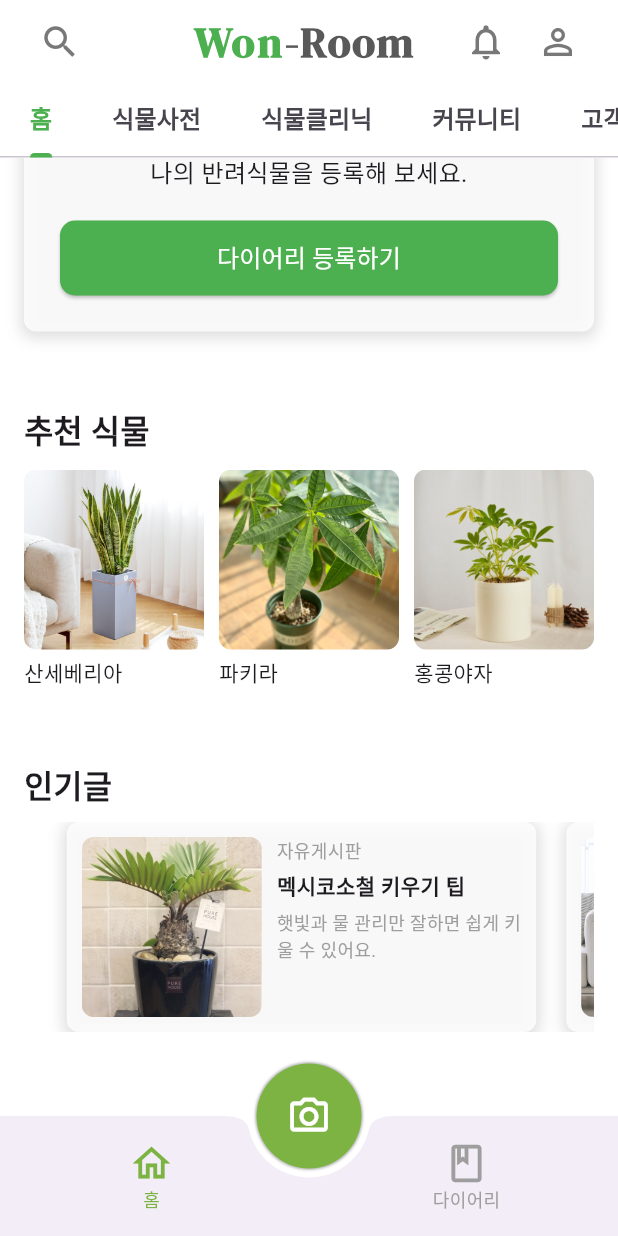
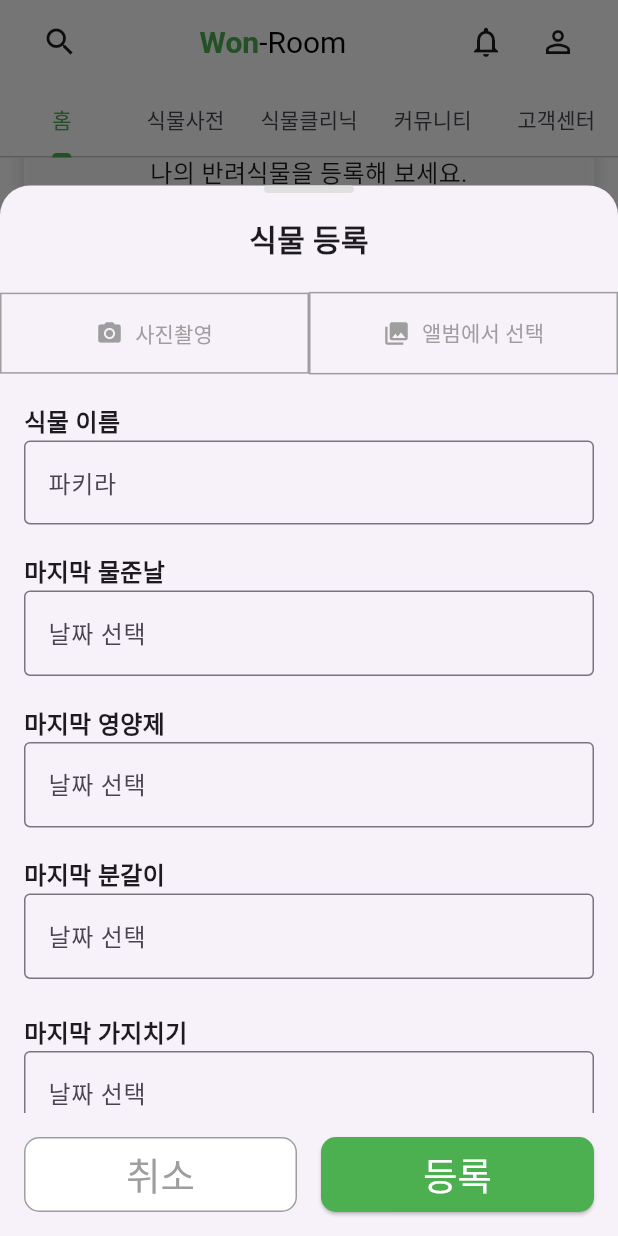
Before and after one commit to kimjaehui02/WonRoom, a Flutter app: the screen it shows after launch, scrolled down 134 dp, after a tap on "다이어리 등록하기", on a phone screen of 412 x 824 dp. Run offline on Flutter 3.47's test engine with Material 3 defaults, Android fonts, the phone set to English and light mode, and no system bars; our stand-ins replace dio, flutter_secure_storage; Roboto replaces fonts that are missing (Pretendard); project files that could hold a hidden picture were left out.

Commit message:
식물등록

```diff
--- a/wonroom/lib/index.dart
+++ b/wonroom/lib/index.dart
@@ -1,4 +1,5 @@
 import 'package:flutter/material.dart';
+import 'package:wonroom/myPlantRegistration.dart';
 
 class Index extends StatefulWidget {
   const Index({super.key});
@@ -292,7 +293,9 @@ class _IndexState extends State<Index> with SingleTickerProviderStateMixin {
             width: double.infinity,
             height: 50,
             child: ElevatedButton(
-              onPressed: () {},
+              onPressed: () {
+                  showPlantRegistrationModal(context);
+              },
               style: ElevatedButton.styleFrom(
                 backgroundColor: Colors.green,
                 shape: RoundedRectangleBorder(
--- a/wonroom/lib/main.dart
+++ b/wonroom/lib/main.dart
@@ -28,7 +28,7 @@ class MyApp extends StatelessWidget {
         backgroundColor: Colors.white, // 앱바 배경색
       ),
     ),
-    home: PlantDictionary(),
+    home: Index(),
     );
   }
 }
--- /dev/null
+++ b/wonroom/lib/myPlantRegistration.dart
@@ -0,0 +1,225 @@
+import 'package:flutter/material.dart';
+
+void showPlantRegistrationModal(BuildContext context) {
+  showModalBottomSheet(
+    context: context,
+    isScrollControlled: true,
+    shape: RoundedRectangleBorder(
+      borderRadius: BorderRadius.vertical(top: Radius.circular(20)),
+    ),
+    builder: (BuildContext context) {
+      return Padding(
+        padding: EdgeInsets.only(
+          bottom: MediaQuery.of(context).viewInsets.bottom,
+        ),
+        child: DraggableScrollableSheet(
+          expand: false,
+          initialChildSize: 0.85,
+          maxChildSize: 0.9,
+          minChildSize: 0.5,
+          builder: (BuildContext context, ScrollController scrollController) {
+            return Column(
+              children: [
+                Expanded(
+                  child: SingleChildScrollView(
+                    controller: scrollController,
+                    child: Column(
+                      crossAxisAlignment: CrossAxisAlignment.start,
+                      children: [
+                        Center(
+                          child: Container(
+                            width: 60,
+                            height: 5,
+                            decoration: BoxDecoration(
+                              color: Colors.grey[300],
+                              borderRadius: BorderRadius.circular(10),
+                            ),
+                          ),
+                        ),
+                        SizedBox(height: 16),
+                        Center(
+                          child: Text(
+                            '식물 등록',
+                            style: TextStyle(
+                              fontSize: 20,
+                              fontWeight: FontWeight.bold,
+                            ),
+                          ),
+                        ),
+                        SizedBox(height: 20),
+                        Row(
+                          mainAxisAlignment: MainAxisAlignment.spaceEvenly,
+                          children: [
+                            _buildImageButton(
+                              icon: Icons.camera_alt,
+                              label: '사진촬영',
+                              onPressed: () {},
+                            ),
+                            _buildImageButton(
+                              icon: Icons.photo_library,
+                              label: '앨범에서 선택',
+                              onPressed: () {},
+                            ),
+                          ],
+                        ),
+                        SizedBox(height: 20),
+                        Padding(
+                          padding: const EdgeInsets.symmetric(horizontal: 16.0),
+                          child: _buildTextField(label: '식물 이름', hintText: '파키라'),
+                        ),
+                        SizedBox(height: 20),
+                        Padding(
+                          padding: const EdgeInsets.symmetric(horizontal: 16.0),
+                          child: _buildDatePicker(context, label: '마지막 물준날'),
+                        ),
+                        SizedBox(height: 20),
+                        Padding(
+                          padding: const EdgeInsets.symmetric(horizontal: 16.0),
+                          child: _buildDatePicker(context, label: '마지막 영양제'),
+                        ),
+                        SizedBox(height: 20),
+                        Padding(
+                          padding: const EdgeInsets.symmetric(horizontal: 16.0),
+                          child: _buildDatePicker(context, label: '마지막 분갈이'),
+                        ),
+                        SizedBox(height: 24),
+                        Padding(
+                          padding: const EdgeInsets.symmetric(horizontal: 16.0),
+                          child: _buildDatePicker(context, label: '마지막 가지치기'),
+                        ),
+                        SizedBox(height: 24),
+                      ],
+                    ),
+                  ),
+                ),
+                Padding(
+                  padding: const EdgeInsets.all(16.0),
+                  child: Row(
+                    mainAxisAlignment: MainAxisAlignment.spaceEvenly,
+                    children: [
+                      Expanded(
+                        child: OutlinedButton(
+                          onPressed: () {
+                            Navigator.pop(context);
+                          },
+                          child: Text('취소', style: TextStyle(fontSize: 25)),
+                          style: OutlinedButton.styleFrom(
+                            foregroundColor: Colors.grey,
+                            backgroundColor: Colors.white,
+                            shape: RoundedRectangleBorder(
+                              borderRadius: BorderRadius.circular(10),
+                            ),
+                            side: BorderSide(color: Colors.grey),
+                            minimumSize: Size(150, 50),
+                          ),
+                        ),
+                      ),
+                      SizedBox(width: 16), // 버튼 사이의 간격
+                      Expanded(
+                        child: ElevatedButton(
+                          onPressed: () {},
+                          child: Text('등록', style: TextStyle(fontSize: 25, color: Colors.white)),
+                          style: ElevatedButton.styleFrom(
+                            backgroundColor: Colors.green,
+                            shape: RoundedRectangleBorder(
+                              borderRadius: BorderRadius.circular(10),
+                            ),
+                            minimumSize: Size(150, 50),
+                          ),
+                        ),
+                      ),
+                    ],
+                  ),
+                ),
+              ],
+            );
+          },
+        ),
+      );
+    },
+  );
+}
+
+Widget _buildImageButton({
+  required IconData icon,
+  required String label,
+  required VoidCallback onPressed,
+}) {
+  return Expanded(
+    child: Container(
+      decoration: BoxDecoration(
+        border: Border(
+          top: BorderSide(color: Colors.grey),     // 상단에 회색 선
+          bottom: BorderSide(color: Colors.grey),  // 하단에 회색 선
+          left: BorderSide(color: Colors.grey),    // 좌측에 회색 선
+          right: BorderSide(color: Colors.grey),   // 우측에 회색 선
+        ),
+      ),
+      child: TextButton.icon(
+        onPressed: onPressed,
+        icon: Icon(icon, color: Colors.grey),
+        label: Text(
+          label,
+          style: TextStyle(color: Colors.grey),
+        ),
+        style: TextButton.styleFrom(
+          padding: EdgeInsets.symmetric(vertical: 16), // 버튼 높이를 조절
+        ),
+      ),
+    ),
+  );
+}
+
+Widget _buildTextField({required String label, required String hintText}) {
+  return Column(
+    crossAxisAlignment: CrossAxisAlignment.start,
+    children: [
+      Text(
+        label,
+        style: TextStyle(fontSize: 16, fontWeight: FontWeight.bold),
+      ),
+      TextField(
+        decoration: InputDecoration(
+          hintText: hintText,
+          border: OutlineInputBorder(),
+        ),
+      ),
+    ],
+  );
+}
+
+Widget _buildDatePicker(BuildContext context, {required String label}) {
+  TextEditingController dateController = TextEditingController();
+
+  return Column(
+    crossAxisAlignment: CrossAxisAlignment.start,
+    children: [
+      Text(
+        label,
+        style: TextStyle(fontSize: 16, fontWeight: FontWeight.bold),
+      ),
+      GestureDetector(
+        onTap: () async {
+          DateTime? pickedDate = await showDatePicker(
+            context: context,
+            initialDate: DateTime.now(),
+            firstDate: DateTime(2000),
+            lastDate: DateTime(2101),
+          );
+          if (pickedDate != null) {
+            dateController.text = "${pickedDate.toLocal()}".split(' ')[0];
+          }
+        },
+        child: AbsorbPointer(
+          child: TextField(
+            controller: dateController,
+            decoration: InputDecoration(
+              hintText: '날짜 선택',
+              border: OutlineInputBorder(),
+            ),
+          ),
+        ),
+      ),
+    ],
+  );
+}
```
